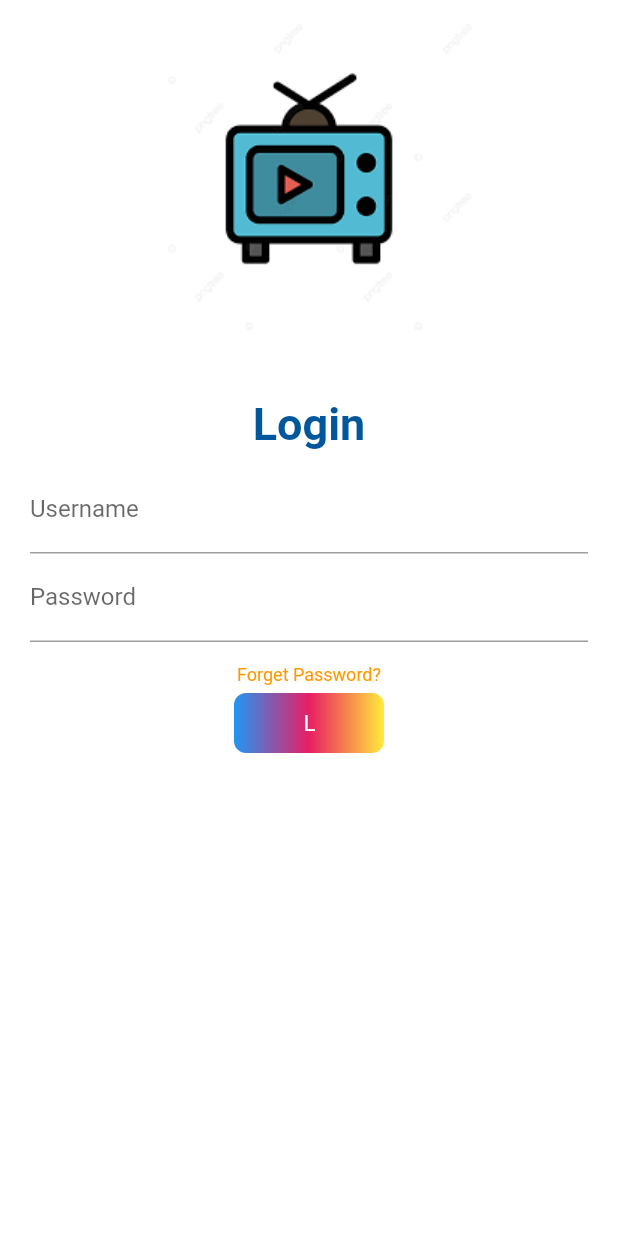
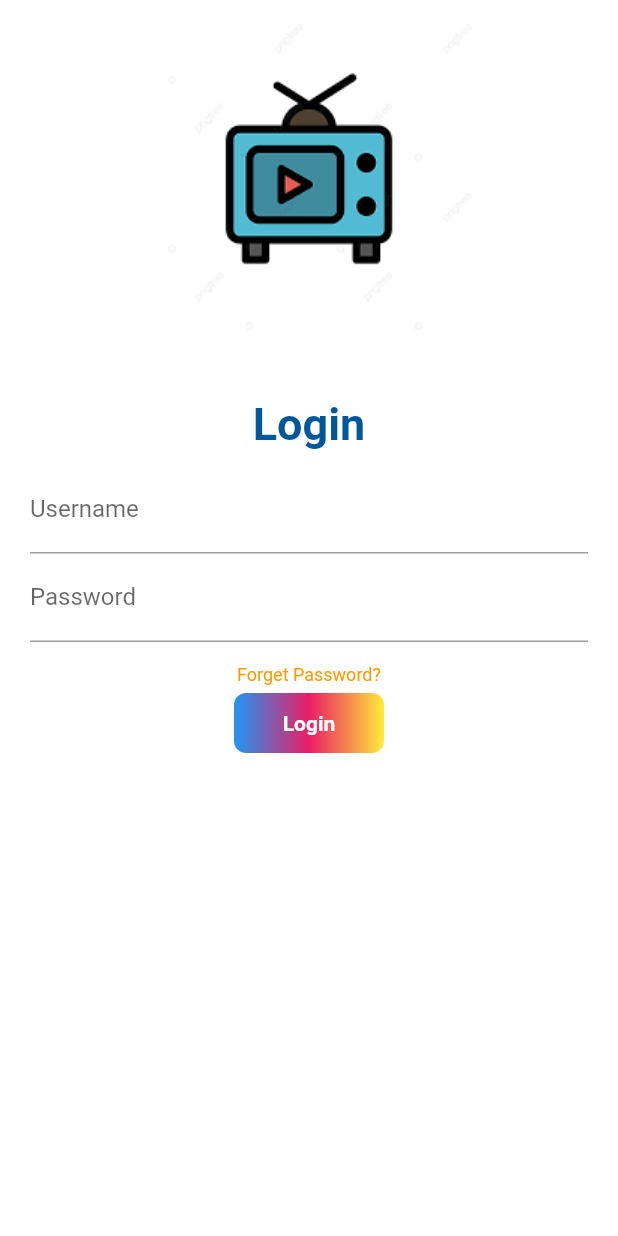
Before and after one commit to Nitin-Singh18/Catalog_App, a Flutter app: the screen it shows after launch, on a phone screen of 412 x 824 dp. Run offline on Flutter 3.47's test engine with Material 2 defaults, Android fonts, the phone set to English and light mode, and no system bars.

```diff
--- a/lib/main.dart
+++ b/lib/main.dart
@@ -14,6 +14,7 @@ class MyApp extends StatelessWidget {
   Widget build(BuildContext context) {
     // ignore: avoid_unnecessary_containers, prefer_const_constructors
     return MaterialApp(
+        debugShowCheckedModeBanner: false,
         // ignore: prefer_const_constructors
         // home: HomePage(),
         themeMode: ThemeMode.light,
--- a/lib/pages/login_page.dart
+++ b/lib/pages/login_page.dart
@@ -16,6 +16,7 @@ class loginPage extends StatefulWidget {
 
 class _loginPageState extends State<loginPage> {
   void loading() {
+    if (_formKey.currentState!.validate()) {
       setState(() {
         isloading = true;
       });
@@ -26,6 +27,9 @@ class _loginPageState extends State<loginPage> {
         Navigator.pushNamed(context, MyRoutes.homeRoute);
       });
     }
+  }
+
+  final _formKey = GlobalKey<FormState>();
 
   bool isloading = false;
   @override
@@ -41,6 +45,8 @@ class _loginPageState extends State<loginPage> {
       // ),
       color: Colors.white,
       child: SingleChildScrollView(
+        child: Form(
+          key: _formKey,
           child: Column(
             children: [
               Image.asset(
@@ -60,17 +66,32 @@ class _loginPageState extends State<loginPage> {
                 ),
               ),
               Padding(
-              padding: const EdgeInsets.symmetric(vertical: 10, horizontal: 20),
+                padding:
+                    const EdgeInsets.symmetric(vertical: 10, horizontal: 20),
                 child: Column(
                   children: [
                     TextFormField(
                       decoration: InputDecoration(
                           labelText: "Username", hintText: "Enter username"),
+                      validator: (value) {
+                        if (value!.isEmpty) {
+                          return ("Enter your username");
+                        }
+                        return null;
+                      },
                     ),
                     TextFormField(
                       obscureText: true,
                       decoration: InputDecoration(
                           labelText: "Password", hintText: "Password"),
+                      validator: (value) {
+                        if (value!.isEmpty) {
+                          return ("Enter your password");
+                        } else if (value.length < 8) {
+                          return ("Enter password with lenght of 8 or more");
+                        }
+                        return null;
+                      },
                     ),
                     SizedBox(
                       height: 5,
@@ -111,18 +132,16 @@ class _loginPageState extends State<loginPage> {
                         width: 100,
                         height: 40,
                         alignment: Alignment.center,
-                      child: RichText(
-                        text: TextSpan(children: [TextSpan(text: "L")]),
+                        child: Text(
+                          "Login",
+                          style: TextStyle(
+                            fontWeight: FontWeight.bold,
+                            color: Colors.white,
                           ),
-                      // Text(
-                      //   "Login",
-                      //   style: TextStyle(
-                      //     fontWeight: FontWeight.bold,
-                      //     color: Colors.white,
-                      //   ),
-                      // ),
+                        ),
                         decoration: BoxDecoration(
                             // color: Colors.deepOrange,
+                            // ignore: prefer_const_literals_to_create_immutables
                             gradient: LinearGradient(colors: [
                               Colors.blue,
                               Colors.pink,
@@ -141,6 +160,7 @@ class _loginPageState extends State<loginPage> {
             ],
           ),
         ),
+      ),
     );
   }
 }
```
Also changed, not shown: 3 other files. Lines whose indentation alone changed are shown as unchanged.
